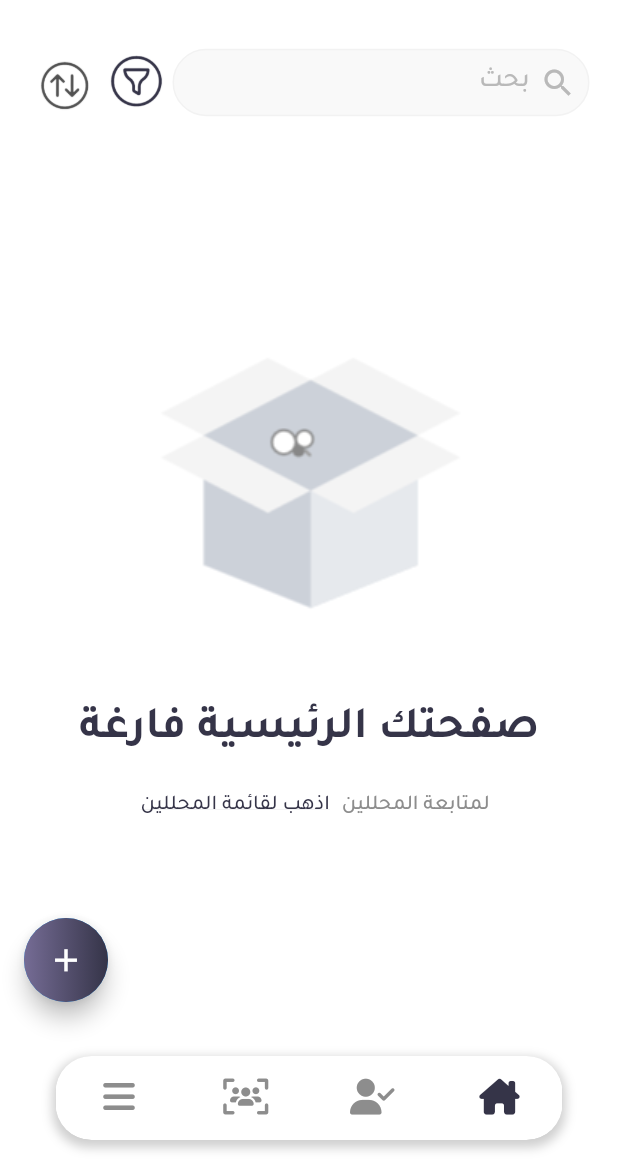
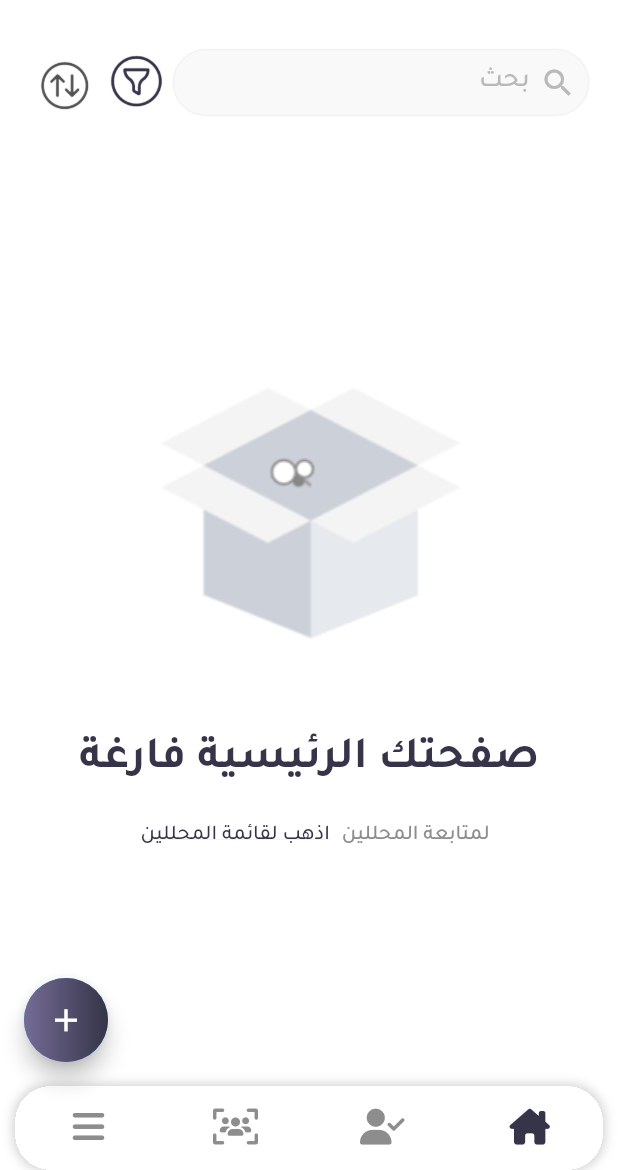
Before and after one commit to Attia-Fouad/nosoh_app, a Flutter app: the BaseLayoutScreen screen opened directly, on a phone screen of 412 x 824 dp, the part 66-1236 px from its top. Run offline on Flutter 3.47's test engine with Material 2 defaults, Android fonts, the phone set to English and light mode, and no system bars; our stand-ins replace animate_do, bloc, flutter_bloc, flutter_svg, font_awesome_flutter, hexcolor and 3 more; missing offline and left inert: custom_check_box.

Commit message:
handle bottom nav bar

```diff
--- a/lib/View/base_layout/base_layout_screen.dart
+++ b/lib/View/base_layout/base_layout_screen.dart
@@ -98,29 +98,21 @@ class _BaseLayoutScreenState extends State<BaseLayoutScreen> {
                     ),
                   )
                 : null,
-            bottomNavigationBar: Padding(
-              padding: const EdgeInsets.symmetric(
-                horizontal: 37,
-                vertical: 20,
+            bottomNavigationBar: Container(
+              margin: const EdgeInsets.symmetric(
+                horizontal: 10,
               ),
-              child: Container(
-                clipBehavior: Clip.antiAlias,
+              clipBehavior: Clip.hardEdge,
               decoration: BoxDecoration(
                 boxShadow: [
                   BoxShadow(
                     color: Colors.grey
                         .withOpacity(0.5), // Set the desired shadow color
-                      spreadRadius: 2, // Set the desired spread radius
-                      blurRadius: 5, // Set the desired blur radius
-                      offset: const Offset(0, 3), // Set the desired offset
+                    spreadRadius: 1, // Set the desired spread radius
+                    blurRadius: 6, // Set the desired blur radius
                   ),
                 ],
-                  borderRadius: const BorderRadius.only(
-                    topRight: Radius.circular(24),
-                    topLeft: Radius.circular(24),
-                    bottomLeft: Radius.circular(24),
-                    bottomRight: Radius.circular(24),
-                  ),
+                borderRadius: BorderRadius.circular(24),
               ),
               child: BottomNavigationBar(
                 showSelectedLabels: false,
@@ -149,7 +141,6 @@ class _BaseLayoutScreenState extends State<BaseLayoutScreen> {
                 },
               ),
             ),
-            ),
             drawer: BuildDrawer(width: width),
           );
         },
```
Lines whose indentation alone changed are shown as unchanged.
